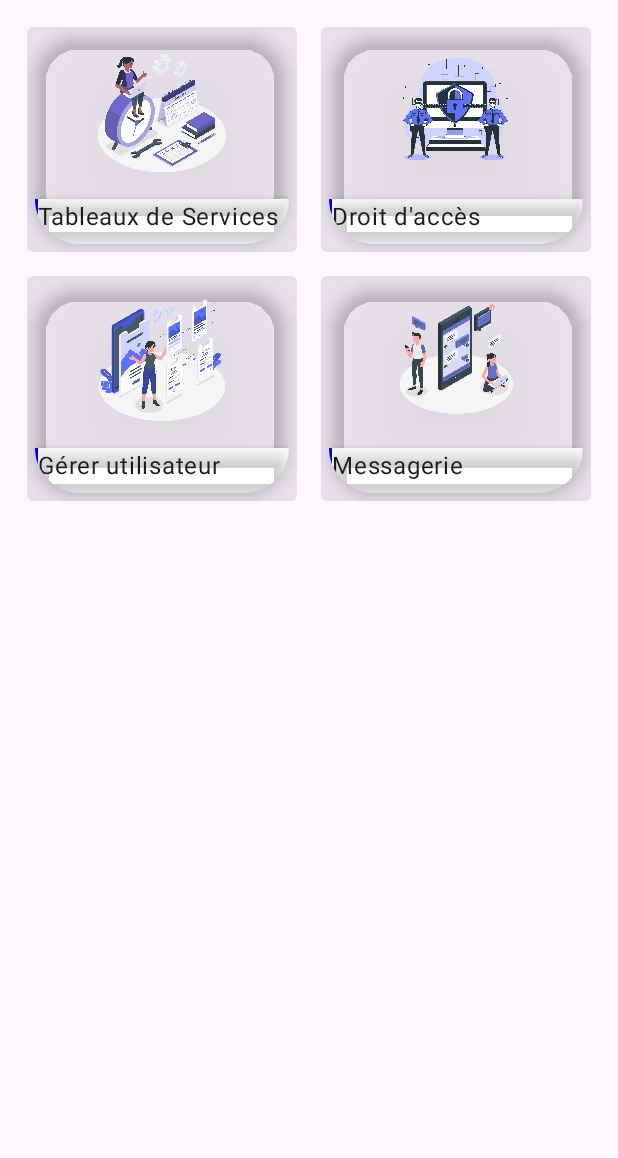
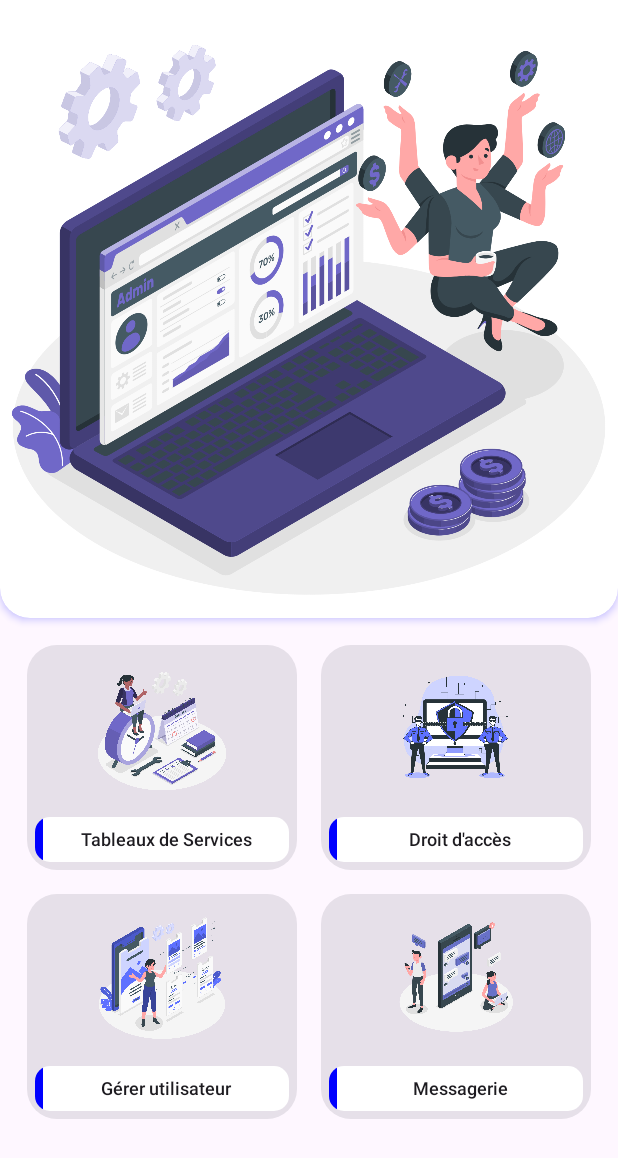
Before and after one commit to foenixteam237/JobPlan, an Android app built with Jetpack Compose: the AdminDashBoad screen opened directly, with no data from a screen before it, on a phone screen of 412 x 824 dp. Shown: the top 1158 px of the screen. Run offline under Robolectric (Android 15) with nearby library versions, the phone set to English and light mode, and no system bars.

Commit message:
Project Update 30-08-2023

```diff
--- a/app/src/main/java/com/ramseys/jobplan/AdminDashBoad.kt
+++ b/app/src/main/java/com/ramseys/jobplan/AdminDashBoad.kt
@@ -35,12 +35,17 @@ import androidx.compose.material3.Text
 import androidx.compose.runtime.Composable
 import androidx.compose.ui.Alignment
 import androidx.compose.ui.Modifier
+import androidx.compose.ui.draw.clip
 import androidx.compose.ui.draw.shadow
 import androidx.compose.ui.graphics.Color
+import androidx.compose.ui.platform.LocalConfiguration
 import androidx.compose.ui.platform.LocalContext
 import androidx.compose.ui.res.painterResource
+import androidx.compose.ui.text.TextStyle
+import androidx.compose.ui.text.font.FontWeight
 import androidx.compose.ui.tooling.preview.Preview
 import androidx.compose.ui.unit.dp
+import androidx.compose.ui.unit.sp
 import com.ramseys.jobplan.Composables.DataClassRep.DashItem
 import com.ramseys.jobplan.ui.theme.JOBPLANTheme
 
@@ -69,7 +74,46 @@ class AdminDashBoad : ComponentActivity() {
 @Composable
 fun AdminScreen(name: String, modifier: Modifier = Modifier) {
     val context = LocalContext.current;
-    gridView(context = context)
+    val height = LocalConfiguration.current.screenHeightDp.dp
+
+    Box(modifier = Modifier
+        .fillMaxSize(),
+        contentAlignment = Alignment.BottomCenter
+    ) {
+        Column(
+            modifier = Modifier
+                .fillMaxSize()
+                .background(Color.Transparent)
+        ) {
+            Column(
+                modifier = Modifier
+                    .fillMaxWidth()
+                    .height(height / 2)
+                    .shadow(
+                        3.dp,
+                        RoundedCornerShape(bottomStart = 20.dp, bottomEnd = 20.dp),
+                        true,
+                        Color.Transparent,
+                        Color.Blue
+                    )
+                    .background(
+                        Color.White,
+                        shape = RoundedCornerShape(bottomStart = 20.dp, bottomEnd = 20.dp)
+                    ),
+            ) {
+                Image(
+                    painter = painterResource(id = R.drawable.admin_amico),
+                    contentDescription = "Aireport")
+            }
+            Column(
+                modifier = Modifier
+                    .fillMaxWidth()
+                    .height(height / 2)
+            ) {
+                gridView(context = context)
+            }
+        }
+    }
 }
 
 @Preview(showBackground = true)
@@ -94,10 +138,14 @@ fun gridView(context: Context){
     itemList = itemList + DashItem("Messagerie", Color.Blue, R.drawable.messagerie)
 
 
-    Column(modifier = Modifier.fillMaxWidth()) {
+    Column(modifier = Modifier
+        .fillMaxWidth()
+        .background(Color.Transparent)) {
         LazyVerticalGrid(
             columns = GridCells.Fixed(2),
-            modifier= Modifier.padding(10.dp)
+            modifier= Modifier
+                .padding(10.dp)
+                .background(Color.Transparent)
         ) {
             itemList.forEachIndexed {
                     index, _ ->
@@ -107,18 +155,16 @@ fun gridView(context: Context){
                             Toast.makeText(context, itemList[index].itemName+" selected", Toast.LENGTH_LONG).show()
                         }
                     ,
-                        modifier = Modifier.padding(8.dp),
+                        modifier = Modifier
+                            .padding(8.dp)
+                            .background(Color.Transparent),
+                        shape = RoundedCornerShape(20.dp)
 
                     ) {
                         Column(
                             Modifier
                                 .fillMaxSize()
-                                .padding(5.dp)
-                                .shadow(
-                                    6.dp,
-                                    shape = RoundedCornerShape(30.dp),
-                                    clip = true
-                                ),
+                                .padding(5.dp),
                             horizontalAlignment = Alignment.CenterHorizontally,
                             verticalArrangement = Arrangement.Center
                         ) {
@@ -132,23 +178,30 @@ fun gridView(context: Context){
                             )
                             Spacer(modifier = Modifier.height(9.dp))
 
-                            Row(modifier = Modifier.height(IntrinsicSize.Min)) {
+                            Row(modifier = Modifier
+                                .height(IntrinsicSize.Min)
+                                .fillMaxWidth()
+                                .clip(RoundedCornerShape(10.dp))
+                            ) {
                                 Divider(
                                     color = itemList[index].itemColor,
                                     modifier = Modifier
                                         .fillMaxHeight()
-                                        .width(2.dp)
+                                        .width(5.dp)
                                 )
                                 Box(modifier = Modifier
                                     .fillMaxWidth()
                                     .height(30.dp)
-                                    .background(color = Color.White)
-                                    .shadow(
-                                        6.dp,
-                                        shape = RoundedCornerShape(3.dp),
-                                        true,
-                                    )) {
-                                    Text(text = itemList[index].itemName)
+                                    .background(color = Color.White),
+                                    contentAlignment = Alignment.Center
+                                    ) {
+                                    Text(
+                                        text = itemList[index].itemName,
+                                        style = TextStyle(
+                                            fontSize = 12.sp,
+                                            fontWeight = FontWeight.SemiBold
+                                        )
+                                    )
                                 }
                             }
 
--- a/app/src/main/java/com/ramseys/jobplan/Composables/ui/LoginPage.kt
+++ b/app/src/main/java/com/ramseys/jobplan/Composables/ui/LoginPage.kt
@@ -114,6 +114,7 @@ fun LoginPage(navController: NavController){
                     if (!(matValue.value == "2022SR" && passwordValue.value == "1234")){
                         val intent = Intent(context, HomeScreen::class.java)
                         startActivity(context, intent, null)
+
                     }else{
                         val intent = Intent(context, AdminDashBoad::class.java)
                         startActivity(context, intent, null)
--- a/app/src/main/java/com/ramseys/jobplan/Composables/ui/RegisterPage.kt
+++ b/app/src/main/java/com/ramseys/jobplan/Composables/ui/RegisterPage.kt
@@ -36,7 +36,7 @@ import com.ramseys.jobplan.ui.theme.JOBPLANTheme
 @Composable
 fun RegisterPage(navController: NavController, context: Context) {
 
-    val image = painterResource(id = R.drawable.img1);
+    val image = painterResource(id = R.drawable.profile_interface);
     val usernameValue = remember {
         mutableStateOf("")
     }
@@ -124,7 +124,6 @@ fun RegisterPage(navController: NavController, context: Context) {
                                  Toast.makeText(context,"ok", Toast.LENGTH_LONG).show()
                                  },
                        modifier = Modifier
-                           .width(80.dp)
                            .background(
                                color = MaterialTheme.colorScheme.primary,
                                shape = RoundedCornerShape(30.dp)
--- a/app/src/main/java/com/ramseys/jobplan/Composables/ui/RegisterPage2.kt
+++ b/app/src/main/java/com/ramseys/jobplan/Composables/ui/RegisterPage2.kt
@@ -66,14 +66,14 @@ fun RegisterPage2(context: Context) {
 
     val  conf = LocalConfiguration.current;
     val width = conf.screenWidthDp.dp;
-    Box(modifier = Modifier.fillMaxSize(), contentAlignment = Alignment.BottomCenter){
+    Box(modifier = Modifier.fillMaxSize().padding(10.dp), contentAlignment = Alignment.BottomCenter){
         Box(
             modifier = Modifier
                 .fillMaxSize()
                 .background(color = Color.White),
             contentAlignment = Alignment.TopCenter
         ) {
-                    Image(painter= painterResource(id = R.drawable.img1) , contentDescription = null,Modifier.width(width).clip(RoundedCornerShape(bottomEnd = 20.dp, bottomStart = 20.dp)))
+                    Image(painter= painterResource(id = R.drawable.aircraft_cuate) , contentDescription = null,Modifier.width(width).clip(RoundedCornerShape(bottomEnd = 20.dp, bottomStart = 20.dp)))
         }
         Column(
             horizontalAlignment = Alignment.CenterHorizontally,
@@ -152,9 +152,17 @@ fun RegisterPage2(context: Context) {
                                 startActivity(context, intent,null)
                 },
                     modifier = Modifier
-                        .width(80.dp)
-                        .background(color = MaterialTheme.colorScheme.primary)
-                        .clip(RoundedCornerShape(30.dp))) {
+                        .background(
+                            color = MaterialTheme.colorScheme.primary,
+                            shape = RoundedCornerShape(30.dp)
+                        )
+                        .border(
+                            2.dp,
+                            color = MaterialTheme.colorScheme.primary,
+                            RoundedCornerShape(30.dp)
+                        )
+                        .height(50.dp)
+                ) {
 
                     Text(text = "Sign up", fontSize = 10.sp)
                 }
--- a/app/src/main/java/com/ramseys/jobplan/MainActivity.kt
+++ b/app/src/main/java/com/ramseys/jobplan/MainActivity.kt
@@ -76,6 +76,7 @@ fun SplashScreen(navController: NavController) {
         delay(5000L)
         navController.navigate("login_screen")
 
+
     }
 
     Column(
```
Also changed, not shown: app/src/main/java/com/ramseys/jobplan/HomeScreen.kt (+0 -7 lines), app/src/main/res/drawable/admin_amico.png (added), app/src/main/res/drawable/aircraft_cuate.png (added), app/src/main/res/drawable/profile_interface.png (added).
